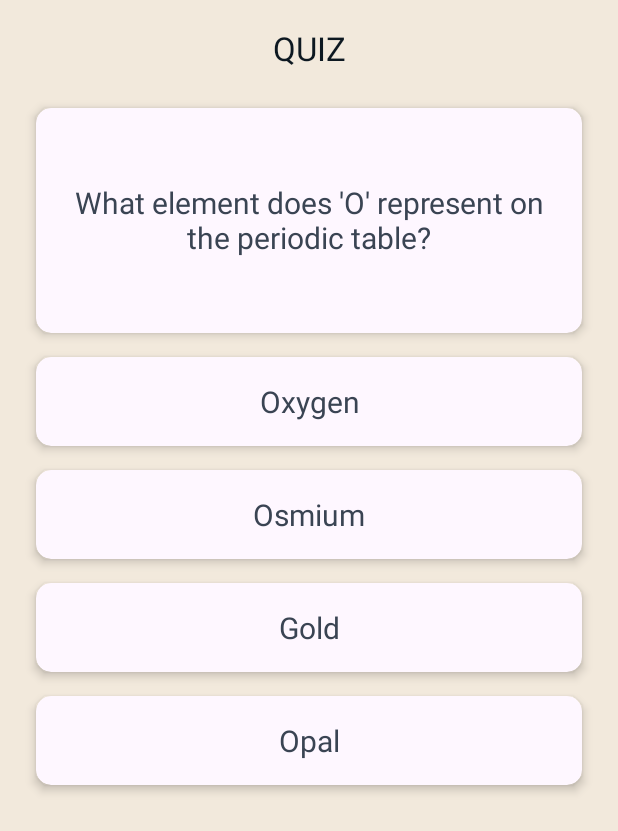
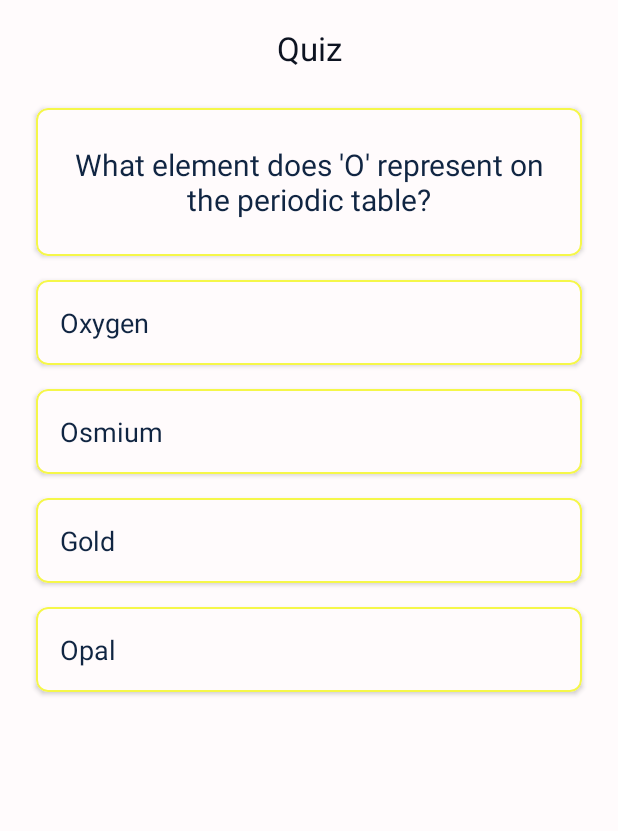
Before and after one commit to cecilia314/Quiz-App-Android, an Android app: the BasicQuizActivity screen opened directly, with no data from a screen before it, on a phone screen of 412 x 824 dp. Shown: the top 831 px of the screen. Run offline under Robolectric (Android 15) with nearby library versions, the phone set to English and light mode, and no system bars.

Commit message:
feat: Create dark mode theme

```diff
--- a/app/src/main/AndroidManifest.xml
+++ b/app/src/main/AndroidManifest.xml
@@ -12,6 +12,9 @@
         android:supportsRtl="true"
         android:theme="@style/Theme.QuizApp"
         tools:targetApi="31">
+        <activity
+            android:name=".AboutActivity"
+            android:exported="false" />
         <activity
             android:name=".ResultActivity"
             android:exported="false" />
--- a/app/src/main/java/com/cecilia314/quizapp/BasicQuizActivity.java
+++ b/app/src/main/java/com/cecilia314/quizapp/BasicQuizActivity.java
@@ -24,12 +24,14 @@ import java.util.Objects;
 
 public class BasicQuizActivity extends AppCompatActivity {
     private ActivityBasicQuizBinding binding;
+    public static int checked;
     List<QuestionItem> questionList;
     int currentQuestion = 0;
     int correctAnswers = 0, wrongAnswers = 0;
 
     @Override
     protected void onCreate(Bundle savedInstanceState) {
+        ThemeManager.applyTheme(this);
         super.onCreate(savedInstanceState);
         EdgeToEdge.enable(this);
 
--- a/app/src/main/java/com/cecilia314/quizapp/MainActivity.java
+++ b/app/src/main/java/com/cecilia314/quizapp/MainActivity.java
@@ -19,6 +19,7 @@ public class MainActivity extends AppCompatActivity {
 
     @Override
     protected void onCreate(Bundle savedInstanceState) {
+        ThemeManager.applyTheme(this);
         super.onCreate(savedInstanceState);
         EdgeToEdge.enable(this);
 
@@ -34,6 +35,9 @@ public class MainActivity extends AppCompatActivity {
 
         setupCardClickListeners();
 
+        binding.aboutCard.setOnClickListener(
+                v -> startActivity(new Intent(MainActivity.this, AboutActivity.class))
+        );
 
         getOnBackPressedDispatcher().addCallback(this, new OnBackPressedCallback(true) {
             @Override
--- a/app/src/main/java/com/cecilia314/quizapp/ResultActivity.java
+++ b/app/src/main/java/com/cecilia314/quizapp/ResultActivity.java
@@ -18,6 +18,7 @@ public class ResultActivity extends AppCompatActivity {
 
     @Override
     protected void onCreate(Bundle savedInstanceState) {
+        ThemeManager.applyTheme(this);
         super.onCreate(savedInstanceState);
         EdgeToEdge.enable(this);
 
--- a/app/src/main/java/com/cecilia314/quizapp/SplashActivity.java
+++ b/app/src/main/java/com/cecilia314/quizapp/SplashActivity.java
@@ -15,6 +15,7 @@ public class SplashActivity extends AppCompatActivity {
 
     @Override
     protected void onCreate(Bundle savedInstanceState) {
+        ThemeManager.applyTheme(this);
         super.onCreate(savedInstanceState);
         EdgeToEdge.enable(this);
         setContentView(R.layout.activity_splash);
--- /dev/null
+++ b/app/src/main/java/com/cecilia314/quizapp/ThemeManager.java
@@ -0,0 +1,38 @@
+package com.cecilia314.quizapp;
+
+import android.content.Context;
+import android.content.SharedPreferences;
+import androidx.appcompat.app.AppCompatDelegate;
+
+public class ThemeManager {
+
+    public static final String PREF_NAME = "QuizPrefs";
+    public static final String KEY_THEME = "checked";
+
+    public static void applyTheme(Context context) {
+        SharedPreferences sharedPreferences = context.getSharedPreferences(PREF_NAME, Context.MODE_PRIVATE);
+        int checked = sharedPreferences.getInt(KEY_THEME, 2); // Default to system theme
+
+        switch (checked) {
+            case 0:
+                AppCompatDelegate.setDefaultNightMode(AppCompatDelegate.MODE_NIGHT_NO);
+                break;
+            case 1:
+                AppCompatDelegate.setDefaultNightMode(AppCompatDelegate.MODE_NIGHT_YES);
+                break;
+            case 2:
+                AppCompatDelegate.setDefaultNightMode(AppCompatDelegate.MODE_NIGHT_FOLLOW_SYSTEM);
+                break;
+            case 3:
+                AppCompatDelegate.setDefaultNightMode(AppCompatDelegate.MODE_NIGHT_AUTO_BATTERY);
+                break;
+        }
+    }
+
+    public static void saveTheme(Context context, int selectedTheme) {
+        SharedPreferences sharedPreferences = context.getSharedPreferences(PREF_NAME, Context.MODE_PRIVATE);
+        SharedPreferences.Editor editor = sharedPreferences.edit();
+        editor.putInt(KEY_THEME, selectedTheme);
+        editor.apply();
+    }
+}
--- a/app/src/main/res/layout/activity_basic_quiz.xml
+++ b/app/src/main/res/layout/activity_basic_quiz.xml
@@ -7,135 +7,109 @@
     android:layout_height="match_parent"
     android:background="@color/background"
     android:orientation="vertical"
-    tools:context=".BasicQuizActivity">
-
+    tools:context=".BasicQuizActivity"
+    android:padding="16dp">
 
     <com.google.android.material.appbar.AppBarLayout
         android:id="@+id/appBar"
         android:layout_width="match_parent"
         android:layout_height="?attr/actionBarSize"
         android:background="@color/background"
-        android:elevation="0dp"
-        android:gravity="center">
+        android:elevation="4dp">
 
         <com.google.android.material.appbar.MaterialToolbar
             android:layout_width="match_parent"
             android:layout_height="match_parent"
-            app:title="QUIZ"
+            app:title="Quiz"
             app:titleCentered="true"
             app:titleTextColor="@color/text_color" />
     </com.google.android.material.appbar.AppBarLayout>
 
-
     <com.google.android.material.card.MaterialCardView
         style="@style/TestCard"
         android:layout_width="match_parent"
-        android:layout_height="wrap_content">
-
-        <LinearLayout
-            android:layout_width="match_parent"
-            android:layout_height="150dp"
-            android:layout_gravity="center"
-            android:orientation="horizontal">
+        android:layout_height="wrap_content"
+        android:layout_marginVertical="8dp"
+        app:cardBackgroundColor="@color/card_background">
 
         <TextView
             android:id="@+id/quizTest"
             android:layout_width="match_parent"
-                android:layout_height="match_parent"
+            android:layout_height="wrap_content"
             android:gravity="center"
             android:padding="24dp"
             android:textColor="@color/text_secondary_color"
-                android:textSize="20sp" />
-
-        </LinearLayout>
-
+            android:textSize="20sp"
+            android:contentDescription="Quiz question" />
     </com.google.android.material.card.MaterialCardView>
 
-
+    <!-- Respuestas -->
     <com.google.android.material.card.MaterialCardView
         style="@style/TestCard"
         android:layout_width="match_parent"
-        android:layout_height="wrap_content">
-
-        <LinearLayout
-            android:layout_width="match_parent"
         android:layout_height="wrap_content"
-            android:layout_gravity="center"
-            android:orientation="horizontal">
+        android:layout_marginVertical="8dp"
+        app:cardBackgroundColor="@color/card_background">
 
         <TextView
             android:id="@+id/answerOneCard"
             android:layout_width="match_parent"
-                android:layout_height="match_parent"
-                android:gravity="center"
+            android:layout_height="wrap_content"
             android:padding="16dp"
             android:textColor="@color/text_secondary_color"
-                android:textSize="20sp" />
-        </LinearLayout>
+            android:textSize="18sp"
+            android:contentDescription="Quiz answer option" />
     </com.google.android.material.card.MaterialCardView>
 
     <com.google.android.material.card.MaterialCardView
         style="@style/TestCard"
         android:layout_width="match_parent"
-        android:layout_height="wrap_content">
-
-        <LinearLayout
-            android:layout_width="match_parent"
         android:layout_height="wrap_content"
-            android:layout_gravity="center"
-            android:orientation="horizontal">
+        android:layout_marginVertical="8dp"
+        app:cardBackgroundColor="@color/card_background">
 
         <TextView
             android:id="@+id/answerTwoCard"
             android:layout_width="match_parent"
-                android:layout_height="match_parent"
-                android:gravity="center"
+            android:layout_height="wrap_content"
             android:padding="16dp"
             android:textColor="@color/text_secondary_color"
-                android:textSize="20sp" />
-        </LinearLayout>
+            android:textSize="18sp"
+            android:contentDescription="Quiz answer option" />
     </com.google.android.material.card.MaterialCardView>
+
     <com.google.android.material.card.MaterialCardView
         style="@style/TestCard"
         android:layout_width="match_parent"
-        android:layout_height="wrap_content">
-
-        <LinearLayout
-            android:layout_width="match_parent"
         android:layout_height="wrap_content"
-            android:layout_gravity="center"
-            android:orientation="horizontal">
+        android:layout_marginVertical="8dp"
+        app:cardBackgroundColor="@color/card_background">
 
         <TextView
             android:id="@+id/answerThreeCard"
             android:layout_width="match_parent"
-                android:layout_height="match_parent"
-                android:gravity="center"
+            android:layout_height="wrap_content"
             android:padding="16dp"
             android:textColor="@color/text_secondary_color"
-                android:textSize="20sp" />
-        </LinearLayout>
+            android:textSize="18sp"
+            android:contentDescription="Quiz answer option" />
     </com.google.android.material.card.MaterialCardView>
+
     <com.google.android.material.card.MaterialCardView
         style="@style/TestCard"
         android:layout_width="match_parent"
-        android:layout_height="wrap_content">
-
-        <LinearLayout
-            android:layout_width="match_parent"
         android:layout_height="wrap_content"
-            android:layout_gravity="center"
-            android:orientation="horizontal">
+        android:layout_marginVertical="8dp"
+        app:cardBackgroundColor="@color/card_background">
 
         <TextView
             android:id="@+id/answerFourCard"
             android:layout_width="match_parent"
-                android:layout_height="match_parent"
-                android:gravity="center"
+            android:layout_height="wrap_content"
             android:padding="16dp"
             android:textColor="@color/text_secondary_color"
-                android:textSize="20sp" />
-        </LinearLayout>
+            android:textSize="18sp"
+            android:contentDescription="Quiz answer option" />
     </com.google.android.material.card.MaterialCardView>
 
 </LinearLayout>
--- /dev/null
+++ b/app/src/main/res/values-night/colors.xml
@@ -0,0 +1,16 @@
+<?xml version="1.0" encoding="utf-8"?>
+<resources>
+    <color name="black">#FF000000</color>
+    <color name="white">#FFFFFFFF</color>
+
+    <color name="light_blue">#39A2AE</color>
+    <color name="orange">#FC7753</color>
+    <color name="background">#0D1321</color>
+
+    <color name="card_background">#0D1321</color>
+    <color name="card_border">#F0386B</color>
+    <color name="text_color">#FFFBFC</color>
+    <color name="text_secondary_color">#F2E9DC</color>
+
+
+</resources>
--- a/app/src/main/res/values-night/themes.xml
+++ b/app/src/main/res/values-night/themes.xml
@@ -1,7 +1,52 @@
 <resources xmlns:tools="http://schemas.android.com/tools">
     <!-- Base application theme. -->
-    <style name="Base.Theme.QuizApp" parent="Theme.Material3.DayNight.NoActionBar">
-        <!-- Customize your dark theme here. -->
-        <!-- <item name="colorPrimary">@color/my_dark_primary</item> -->
+    <style name="Base.Theme.QuizApp" parent="Theme.Material3.Light.NoActionBar">
+        <!-- Primary colors -->
+        <item name="colorPrimary">@color/black</item>
+        <item name="colorPrimaryVariant">@color/black</item>
+        <item name="colorOnPrimary">@color/black</item>
+
+        <!-- Status bar colors -->
+        <item name="android:statusBarColor">@color/background</item>
+        <item name="android:windowLightStatusBar">false</item>
+        <item name="android:navigationBarColor">@color/background</item>
+        <item name="android:windowLightNavigationBar">false</item>
+
+        <!-- Text -->
+        <item name="materialAlertDialogTheme">@style/AlertDialog</item>
+
     </style>
+
+    <style name="AlertDialog" parent="ThemeOverlay.Material3.MaterialAlertDialog.Centered">
+        <item name="colorPrimary">@color/background</item>
+        <item name="colorOnSecondary">@color/white</item>
+        <item name="android:background">@color/card_background</item>
+        <item name="android:textColor">@color/text_color</item>
+        <item name="android:gravity">center</item>
+        <item name="buttonBarPositiveButtonStyle">@style/PositiveButtonStyle</item>
+        <item name="buttonBarNegativeButtonStyle">@style/NegativeButtonStyle</item>
+    </style>
+
+    <style name="PositiveButtonStyle" parent="Widget.MaterialComponents.Button.TextButton">
+        <item name="android:textColor">@color/text_color</item>
+        <item name="android:textStyle">normal</item>
+        <item name="textAllCaps">true</item>
+    </style>
+
+    <style name="NegativeButtonStyle" parent="Widget.MaterialComponents.Button.TextButton.Dialog">
+        <item name="android:textColor">@color/text_color</item>
+        <item name="textAllCaps">true</item>
+    </style>
+
+    <style name="TestCard">
+        <item name="cardCornerRadius">8dp</item>
+        <item name="cardElevation">8dp</item>
+        <item name="android:layout_marginLeft">24dp</item>
+        <item name="android:layout_marginRight">24dp</item>
+        <item name="android:layout_marginTop">8dp</item>
+        <item name="android:layout_marginBottom">8dp</item>
+        <item name="strokeWidth">1dp</item>
+        <item name="strokeColor">@color/card_border</item>
+    </style>
+
 </resources>
--- a/app/src/main/res/values/colors.xml
+++ b/app/src/main/res/values/colors.xml
@@ -3,14 +3,14 @@
     <color name="black">#FF000000</color>
     <color name="white">#FFFFFFFF</color>
 
-    <color name="blue">#344966</color>
     <color name="light_blue">#39A2AE</color>
     <color name="orange">#FC7753</color>
-    <color name="background">#F2E9DC</color>
+    <color name="background">#FFFBFC</color>
 
-    <color name="card_background">#F7F7F7</color>
-    <color name="text_color">#0D1821</color>
-    <color name="text_secondary_color">#3A4453</color>
+    <color name="card_background">#FFFBFC</color>
+    <color name="card_border">#F5F749</color>
+    <color name="text_color">#0D1321</color>
+    <color name="text_secondary_color">#102542</color>
 
 
 </resources>
--- a/app/src/main/res/values/strings.xml
+++ b/app/src/main/res/values/strings.xml
@@ -1,3 +1,9 @@
 <resources>
     <string name="app_name">Quiz App</string>
+
+    <string name="dark_mode">Theme</string>
+    <string name="light">Light</string>
+    <string name="dark">Dark</string>
+    <string name="system_default">System Default</string>
+    <string name="set_battery">Set by Battery Saver</string>
 </resources>
--- a/app/src/main/res/values/themes.xml
+++ b/app/src/main/res/values/themes.xml
@@ -1,4 +1,5 @@
 <resources>
+    <style name="Theme.QuizApp" parent="Base.Theme.QuizApp" />
     <!-- Base application theme. -->
     <style name="Base.Theme.QuizApp" parent="Theme.Material3.Light.NoActionBar">
         <!-- Primary colors -->
@@ -15,19 +16,16 @@
         <!-- Text -->
         <item name="textAppearanceTitleLarge">@style/TextAppearance.Material3.ActionBar.Title</item>
         <item name="materialAlertDialogTheme">@style/AlertDialog</item>
-
     </style>
-
-    <style name="Theme.QuizApp" parent="Base.Theme.QuizApp" />
 
     <style name="AlertDialog" parent="ThemeOverlay.Material3.MaterialAlertDialog.Centered">
         <item name="colorPrimary">@color/background</item>
         <item name="colorOnSecondary">@color/black</item>
         <item name="android:background">@color/card_background</item>
+        <item name="android:textColor">@color/text_color</item>
         <item name="android:gravity">center</item>
         <item name="buttonBarPositiveButtonStyle">@style/PositiveButtonStyle</item>
         <item name="buttonBarNegativeButtonStyle">@style/NegativeButtonStyle</item>
-
     </style>
 
     <style name="PositiveButtonStyle" parent="Widget.MaterialComponents.Button.TextButton">
@@ -42,12 +40,13 @@
     </style>
 
     <style name="TestCard">
-        <item name="cardCornerRadius">10dp</item>
-        <item name="cardElevation">4dp</item>
+        <item name="cardCornerRadius">8dp</item>
+        <item name="cardElevation">2dp</item>
         <item name="android:layout_marginLeft">24dp</item>
         <item name="android:layout_marginRight">24dp</item>
         <item name="android:layout_marginTop">8dp</item>
         <item name="android:layout_marginBottom">8dp</item>
-        <item name="strokeWidth">0dp</item>
+        <item name="strokeWidth">1dp</item>
+        <item name="strokeColor">@color/card_border</item>
     </style>
 </resources>
```
Also changed, not shown: app/src/main/java/com/cecilia314/quizapp/AboutActivity.java (added, +91 -0 lines), app/src/main/res/layout/activity_about.xml (added, +93 -0 lines), app/src/main/res/layout/activity_main.xml (+6 -3 lines). Lines whose indentation alone changed are shown as unchanged.
